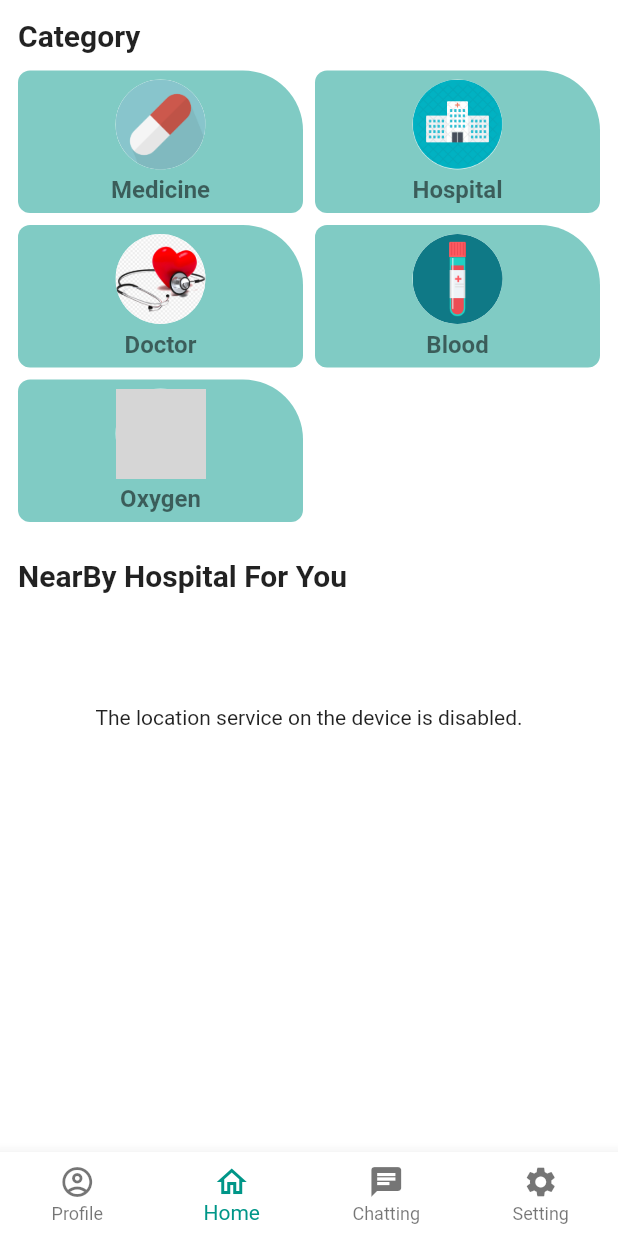
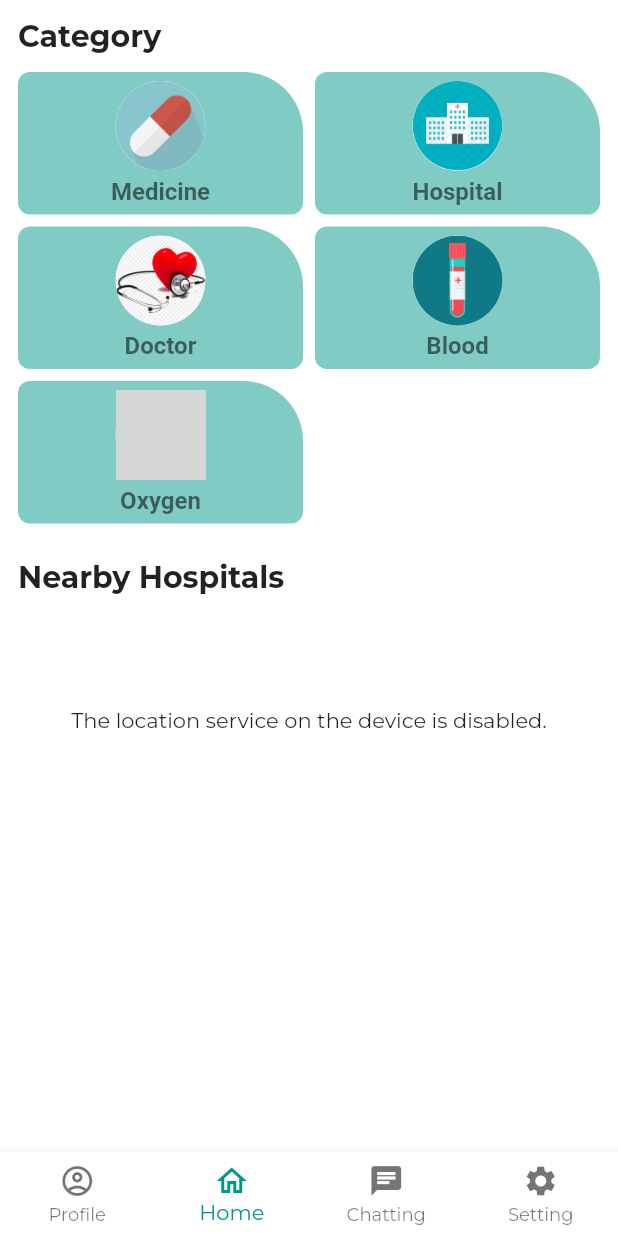
Before and after one commit to fatima-tuz-zhohra/Medical-Support-Finder, a Flutter app: the HomePage screen opened by its route, on a phone screen of 412 x 824 dp. Run offline on Flutter 3.47's test engine with Material 2 defaults, Android fonts, the phone set to English and light mode, and no system bars; our stand-ins replace bloc, cloud_firestore, firebase_auth, firebase_core, flutter_bloc, flutter_signin_button and 3 more; accounts and stored records are empty; Roboto replaces fonts that are missing (Italy); grey boxes are pictures that could not be loaded.

Commit message:
Add new font

```diff
--- a/lib/home/homepage.dart
+++ b/lib/home/homepage.dart
@@ -56,7 +56,7 @@ class _HomePageState extends State<HomePage> {
   List<Widget> _buildNearbyHospitals(BuildContext context) {
     return [
       Text(
-        'NearBy Hospital For You',
+        'Nearby Hospitals',
         style: Theme.of(context)
             .textTheme
             .headline6
--- a/lib/theme/themes.dart
+++ b/lib/theme/themes.dart
@@ -1,4 +1,5 @@
 import 'package:flutter/material.dart';
+import 'package:google_fonts/google_fonts.dart';
 
 final lightColorScheme = ColorScheme.light(
   primary: Color(0xff009688),
@@ -15,5 +16,8 @@ final lightColorScheme = ColorScheme.light(
 
 //final darkColorScheme = ColorScheme.dark();
 
-final lightTheme = ThemeData.from(colorScheme: lightColorScheme);
+final lightTheme = ThemeData.from(
+  colorScheme: lightColorScheme,
+  textTheme: GoogleFonts.montserratTextTheme(),
+);
 //final darkTheme = ThemeData.from(colorScheme: darkColorScheme);
--- a/pubspec.yaml
+++ b/pubspec.yaml
@@ -34,6 +34,7 @@ dependencies:
   google_sign_in: ^5.0.7
   flutter_signin_button: ^2.0.0
   geolocator: ^7.6.2
+  google_fonts: ^2.1.0
 
 dev_dependencies:
   flutter_launcher_icons: "^0.9.1"
```
